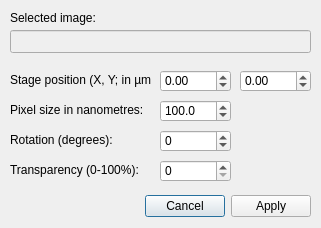
Qt form gui/adjust_imported_image_dlg.ui (SBEMimage/SBEMimage) before a commit.
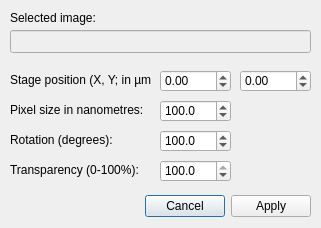
The same form after that commit.

Commit message: Image import/adjust allow decimal rotation and transparency, added basic direct grid/tile imaging

The edit to the form file:
```diff
--- a/gui/adjust_imported_image_dlg.ui
+++ b/gui/adjust_imported_image_dlg.ui
@@ -106,47 +106,6 @@
     <string>Transparency (0-100%):</string>
    </property>
   </widget>
-  <widget class="QSpinBox" name="spinBox_transparency">
-   <property name="geometry">
-    <rect>
-     <x>160</x>
-     <y>160</y>
-     <width>71</width>
-     <height>22</height>
-    </rect>
-   </property>
-   <property name="layoutDirection">
-    <enum>Qt::LeftToRight</enum>
-   </property>
-   <property name="maximum">
-    <number>100</number>
-   </property>
-   <property name="singleStep">
-    <number>10</number>
-   </property>
-  </widget>
-  <widget class="QSpinBox" name="spinBox_rotation">
-   <property name="geometry">
-    <rect>
-     <x>160</x>
-     <y>130</y>
-     <width>71</width>
-     <height>22</height>
-    </rect>
-   </property>
-   <property name="layoutDirection">
-    <enum>Qt::LeftToRight</enum>
-   </property>
-   <property name="minimum">
-    <number>-360</number>
-   </property>
-   <property name="maximum">
-    <number>360</number>
-   </property>
-   <property name="singleStep">
-    <number>1</number>
-   </property>
-  </widget>
   <widget class="QLabel" name="label_st_5">
    <property name="geometry">
     <rect>
@@ -220,6 +179,62 @@
     <string>Stage position (X, Y; in µm):</string>
    </property>
   </widget>
+  <widget class="QDoubleSpinBox" name="doubleSpinBox_rotation">
+   <property name="geometry">
+    <rect>
+     <x>160</x>
+     <y>130</y>
+     <width>71</width>
+     <height>22</height>
+    </rect>
+   </property>
+   <property name="layoutDirection">
+    <enum>Qt::LeftToRight</enum>
+   </property>
+   <property name="decimals">
+    <number>1</number>
+   </property>
+   <property name="minimum">
+    <double>-360.000000000000000</double>
+   </property>
+   <property name="maximum">
+    <double>360.000000000000000</double>
+   </property>
+   <property name="singleStep">
+    <double>1.000000000000000</double>
+   </property>
+   <property name="value">
+    <double>100.000000000000000</double>
+   </property>
+  </widget>
+  <widget class="QDoubleSpinBox" name="doubleSpinBox_transparency">
+   <property name="geometry">
+    <rect>
+     <x>160</x>
+     <y>160</y>
+     <width>71</width>
+     <height>22</height>
+    </rect>
+   </property>
+   <property name="layoutDirection">
+    <enum>Qt::LeftToRight</enum>
+   </property>
+   <property name="decimals">
+    <number>1</number>
+   </property>
+   <property name="minimum">
+    <double>0.000000000000000</double>
+   </property>
+   <property name="maximum">
+    <double>100.000000000000000</double>
+   </property>
+   <property name="singleStep">
+    <double>10.000000000000000</double>
+   </property>
+   <property name="value">
+    <double>100.000000000000000</double>
+   </property>
+  </widget>
  </widget>
  <tabstops>
   <tabstop>lineEdit_selectedImage</tabstop>
```
Left out of the diff: 2 changed lines with no effect on the pictures. The commit also changes 5 other files.
